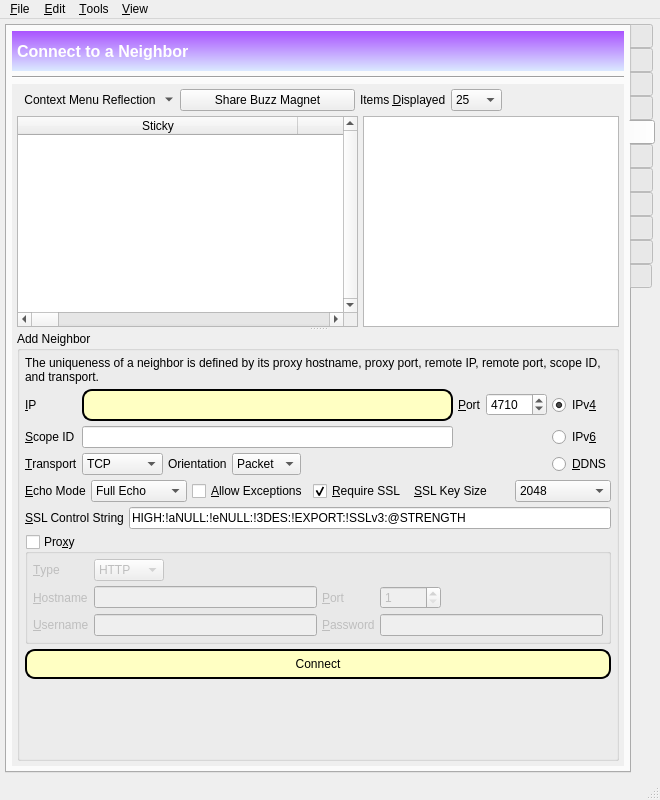
The window that branches/trunk/GoldBug-UI/spot-on-controlcenter.ui (textbrowser/spot-on) describes before a commit, drawn with Qt 5.
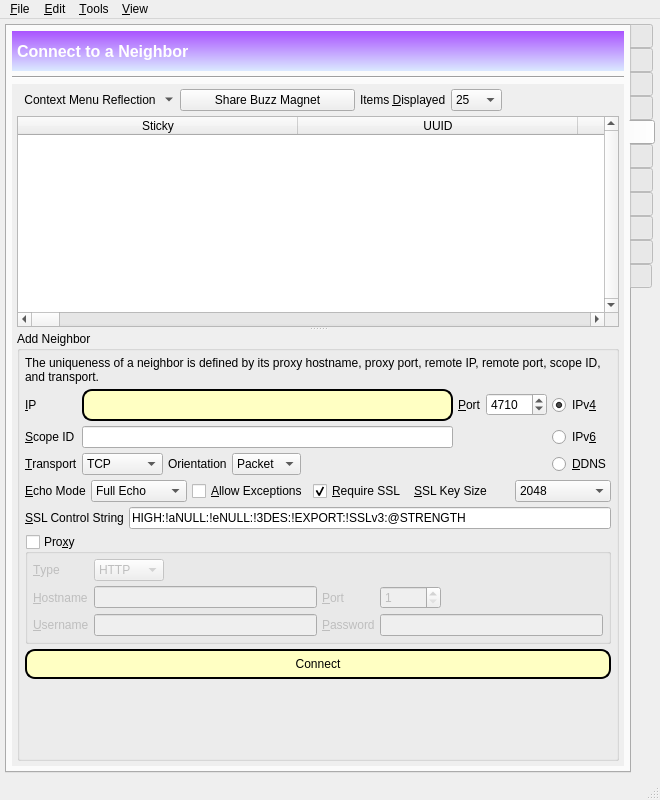
The same window after the commit. The open tabs and pages were chosen to show the change. Icons and pictures are not drawn. Custom widgets are drawn as their Qt base class.

Commit message: Purge database objects. Removed Neighbor Summary.

```diff
--- a/branches/trunk/GoldBug-UI/spot-on-controlcenter.ui
+++ b/branches/trunk/GoldBug-UI/spot-on-controlcenter.ui
@@ -3949,8 +3949,8 @@
             <rect>
              <x>0</x>
              <y>0</y>
-             <width>582</width>
-             <height>553</height>
+             <width>607</width>
+             <height>674</height>
             </rect>
            </property>
            <layout class="QVBoxLayout" name="verticalLayout_61">
@@ -4064,11 +4064,6 @@
                  </layout>
                 </item>
                 <item>
-                 <layout class="QHBoxLayout" name="horizontalLayout_48">
-                  <property name="spacing">
-                   <number>5</number>
-                  </property>
-                  <item>
                    <widget class="QTableWidget" name="neighbors">
                     <property name="maximumSize">
                      <size>
@@ -4320,29 +4315,6 @@
                     </column>
                    </widget>
                   </item>
-                  <item>
-                   <widget class="QTextBrowser" name="neighborSummary">
-                    <property name="sizePolicy">
-                     <sizepolicy hsizetype="Minimum" vsizetype="Expanding">
-                      <horstretch>0</horstretch>
-                      <verstretch>0</verstretch>
-                     </sizepolicy>
-                    </property>
-                    <property name="font">
-                     <font>
-                      <family>Monospace</family>
-                     </font>
-                    </property>
-                    <property name="tabChangesFocus">
-                     <bool>true</bool>
-                    </property>
-                    <property name="openLinks">
-                     <bool>false</bool>
-                    </property>
-                   </widget>
-                  </item>
-                 </layout>
-                </item>
                </layout>
               </widget>
               <widget class="QSplitter" name="splitter_3">
```
Left out of the diff: 8 changed lines with no effect on the pictures. Lines whose indentation alone changed are shown as unchanged. The commit also changes 8 other files.
